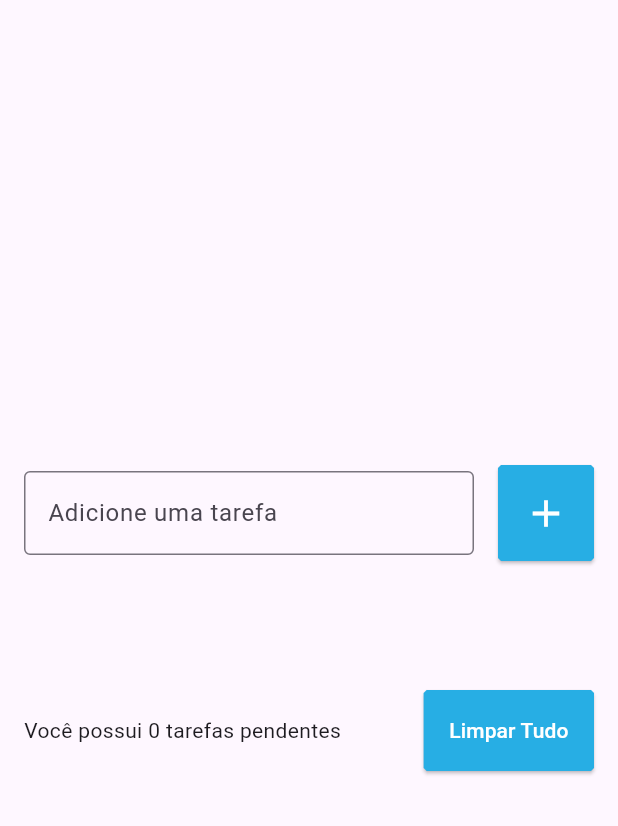
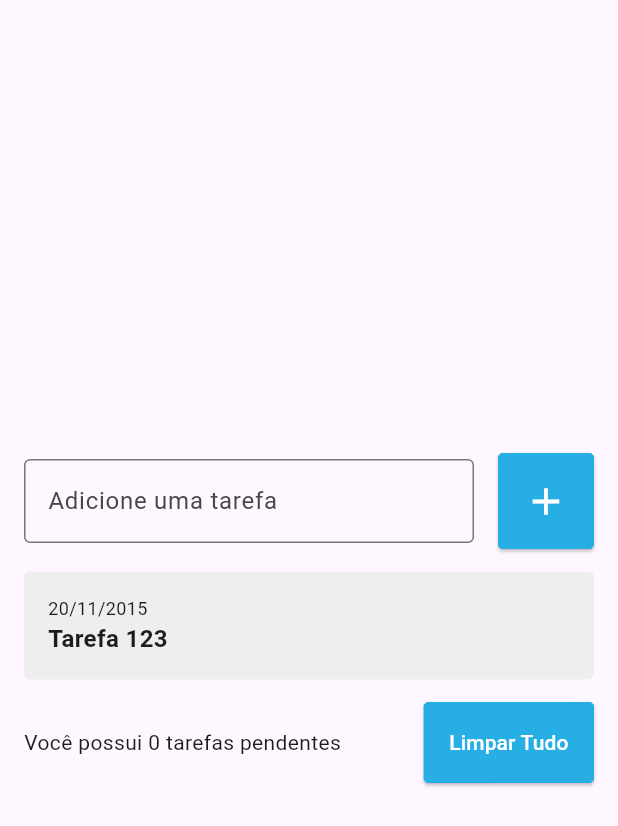
Before and after one commit to gabnugosi/todo_list, a Flutter app: the screen it shows after launch, after a tap on the "add" icon, on a phone screen of 412 x 824 dp. Shown: the top 826 px of the screen. Run offline on Flutter 3.47's test engine with Material 3 defaults, Android fonts, the phone set to English and light mode, and no system bars.

Commit message:
Aula 97 criando os itens da lista nova pasta para widgets

```diff
--- a/lib/main.dart
+++ b/lib/main.dart
@@ -12,7 +12,7 @@ class MyApp extends StatelessWidget {
 
   @override
   Widget build(BuildContext context) {
-    return MaterialApp(
+    return const MaterialApp(
       debugShowCheckedModeBanner: false,
       home: TodoListPage(),
     );
--- a/lib/pages/todo_list_pages.dart
+++ b/lib/pages/todo_list_pages.dart
@@ -1,5 +1,7 @@
 import 'package:flutter/material.dart';
 import 'dart:developer';
+
+import 'package:todo_list/widgets/todo_list_item.dart';
 
 class TodoListPage extends StatefulWidget {
   //pode começar com stateles e se for necessário ir para stateful
@@ -74,12 +76,7 @@ class _TodoListPageState extends State<TodoListPage> {
                   shrinkWrap: true,
                   children: [
                     for (String todo in todos)
-                      ListTile(
-                        title: Text(todo),
-                        onTap: () {
-                          log('Tarefa: $todo');
-                        },
-                      ),
+                      const TodoListItem(),
                   ],
                 ),
               ),
--- /dev/null
+++ b/lib/widgets/todo_list_item.dart
@@ -0,0 +1,35 @@
+import 'package:flutter/material.dart';
+import 'dart:developer';
+
+class TodoListItem extends StatelessWidget {
+  const TodoListItem({super.key});
+
+  @override
+  Widget build(BuildContext context) {
+    return Container(
+      decoration: BoxDecoration(
+        borderRadius: BorderRadius.circular(4),
+        color: Colors.grey[200],
+      ),
+      padding: const EdgeInsets.all(16),
+      child: const Column(
+        crossAxisAlignment: CrossAxisAlignment.start,
+        children: [
+          Text(
+            '20/11/2015',
+            style: TextStyle(
+              fontSize: 12,
+            ),
+          ),
+          Text(
+            'Tarefa 123',
+            style: TextStyle(
+              fontSize: 16,
+              fontWeight: FontWeight.w600,
+            ),
+          ),
+        ],
+      ),
+    );
+  }
+}
```
